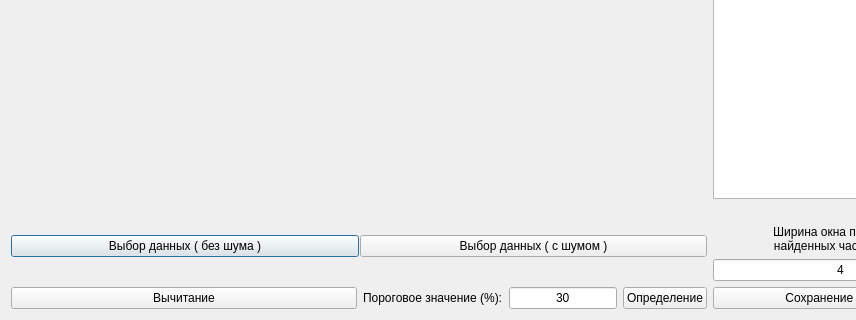
The window that gui.ui (SkorEgor/scientific_work_in_python) describes before a commit, drawn with Qt 5; both pictures show x 0 to 856 and y 262 to 582 of the 980 by 582 pixel window.
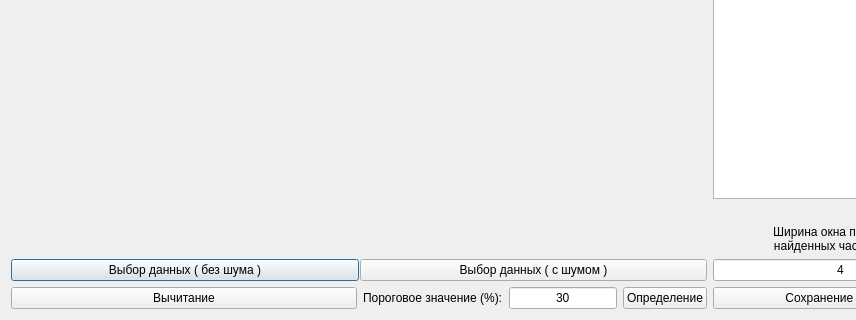
The same window after the commit. Icons and pictures are not drawn.

```diff
--- a/gui.ui
+++ b/gui.ui
@@ -26,16 +26,9 @@
    <iconset resource="icons/icon.qrc">
     <normaloff>:/icon_main/app_icon.ico</normaloff>:/icon_main/app_icon.ico</iconset>
   </property>
-  <property name="toolTip">
-   <string/>
-  </property>
-  <layout class="QVBoxLayout" name="verticalLayout_2" stretch="1">
+  <layout class="QHBoxLayout" name="horizontalLayout_5" stretch="1,0">
    <item>
-    <layout class="QHBoxLayout" name="horizontalLayout_6">
-     <item>
-      <layout class="QHBoxLayout" name="horizontalLayout_7" stretch="2,0">
-       <item>
-        <layout class="QVBoxLayout" name="verticalLayout_4" stretch="0,1,0,0,0">
+    <layout class="QVBoxLayout" name="verticalLayout_4" stretch="0,1,0,0">
          <item>
           <layout class="QHBoxLayout" name="horizontalLayout_3">
            <item>
@@ -143,11 +136,6 @@
            </item>
           </layout>
          </item>
-         <item>
-          <widget class="QWidget" name="plotWindow_error_and_threshold" native="true">
-           <layout class="QVBoxLayout" name="plotLayout2"/>
-          </widget>
-         </item>
          <item>
           <layout class="QHBoxLayout" name="horizontalLayout_2" stretch="2,0,0,0">
            <item>
@@ -240,10 +228,6 @@
             <string>Сохранение в файл</string>
            </property>
           </widget>
-         </item>
-        </layout>
-       </item>
-      </layout>
      </item>
     </layout>
    </item>
```
Left out of the diff: 6 changed lines with no effect on the pictures. Lines whose indentation alone changed are shown as unchanged.
